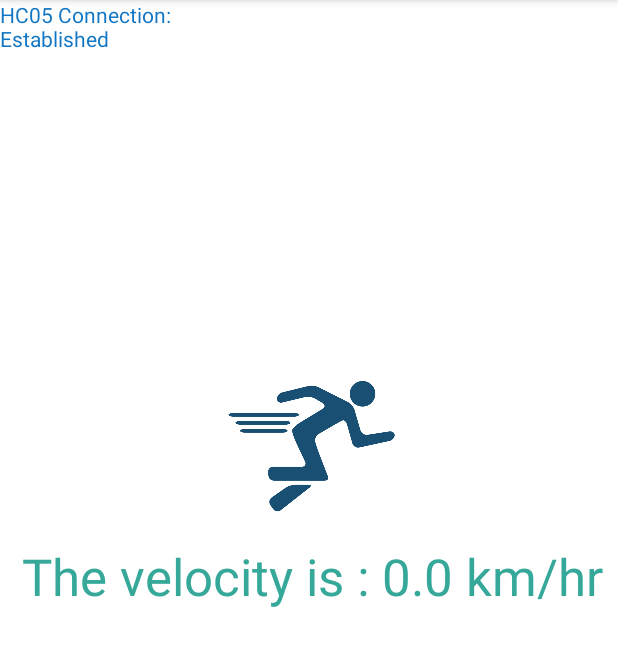
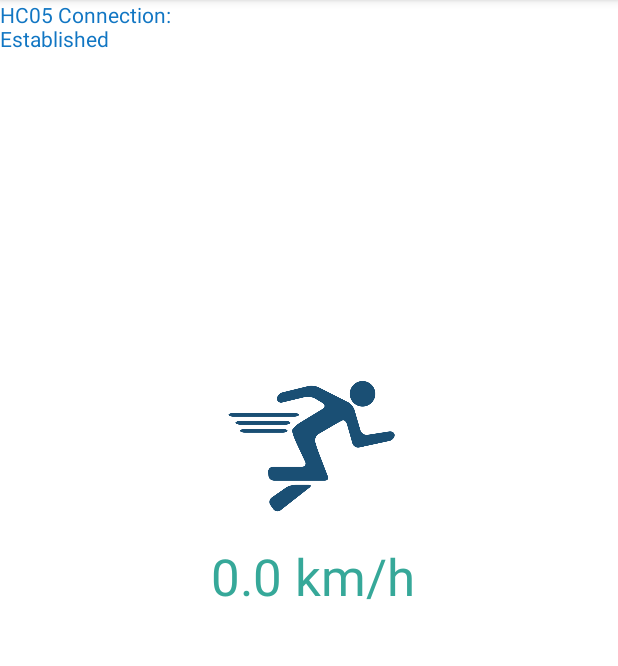
Before and after one commit to epap011/SpeedMeter, an Android app: the screen it shows after launch (MainActivity), on a phone screen of 412 x 824 dp, the part 84-750 px from its top. Run offline under Robolectric (Android 15) with nearby library versions, the phone set to English and light mode, and no system bars.

Commit message:
bug fixes

```diff
--- a/app/src/main/java/com/freespirit/speedmeter/repositories/SpeedRepo.java
+++ b/app/src/main/java/com/freespirit/speedmeter/repositories/SpeedRepo.java
@@ -29,7 +29,7 @@ public class SpeedRepo {
     }
 
     public MutableLiveData<Speed> getSpeed() {
-        setSpeed("The velocity is : 0.0 km/hr");
+        setSpeed("0.0");
         speedData.setValue(speed);
         return speedData;
     }
@@ -65,7 +65,7 @@ public class SpeedRepo {
 
     public void initHC05Communication() {
         btAdapter = BluetoothAdapter.getDefaultAdapter();
-            hc05      = btAdapter.getRemoteDevice("00:21:13:01:3D:90");
+        hc05      = btAdapter.getRemoteDevice("00:21:13:01:26:EC");
         System.out.println("Devices: " + btAdapter.getBondedDevices());
         System.out.println("Device Name: " + hc05.getName());
 
--- a/app/src/main/java/com/freespirit/speedmeter/view/MainActivity.java
+++ b/app/src/main/java/com/freespirit/speedmeter/view/MainActivity.java
@@ -33,8 +33,7 @@ public class MainActivity extends AppCompatActivity {
         speedViewModel = new ViewModelProvider(this).get(SpeedViewModel.class);
         speedViewModel.init();
 
-        final Observer<Speed> speedObserver               = speed -> speedTextView.setText(speed.getSpeed());
-        //final Observer<Speed> BluetoothConnectionObserver = speed -> statusTextView.setText(String.getBluetoothConnection());
+        final Observer<Speed> speedObserver               = speed -> speedTextView.setText(speed.getSpeed() + " km/h");
 
         speedViewModel.getSpeedData().observe(this, speedObserver);
     }
--- a/app/src/main/java/com/freespirit/speedmeter/viewmodel/SpeedViewModel.java
+++ b/app/src/main/java/com/freespirit/speedmeter/viewmodel/SpeedViewModel.java
@@ -9,7 +9,6 @@ import com.freespirit.speedmeter.repositories.SpeedRepo;
 
 public class SpeedViewModel extends ViewModel {
     private MutableLiveData<Speed> speedData;
-    private MutableLiveData<Boolean> bluetoothConnection;
     private SpeedRepo speedRepo;
 
     public void init() {
@@ -17,12 +16,7 @@ public class SpeedViewModel extends ViewModel {
         speedRepo = SpeedRepo.getInstance();
         speedRepo.initHC05Communication();
 
-        Runnable readingHC05 = new Runnable() {
-            @Override
-            public void run() {
-                    speedRepo.readHC05SpeedData();
-            }
-        };
+        Runnable readingHC05 = () -> speedRepo.readHC05SpeedData();
         Thread th1 = new Thread(readingHC05);
         th1.start();
 
@@ -33,9 +27,4 @@ public class SpeedViewModel extends ViewModel {
         if(speedData == null) speedData = new MutableLiveData<>();
         return speedData;
     }
-
-    public LiveData<Boolean> isBluetoothConnectionEstablished() {
-        return bluetoothConnection;
-    }
-
 }
```
Also changed, not shown: 1 other file.
